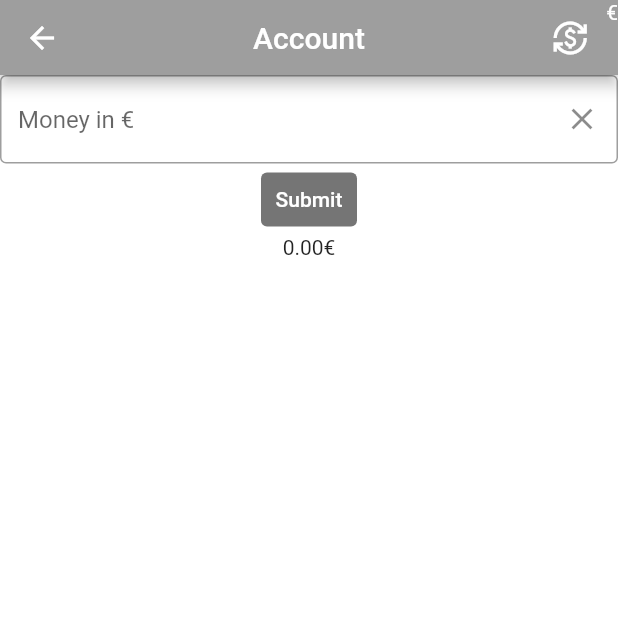
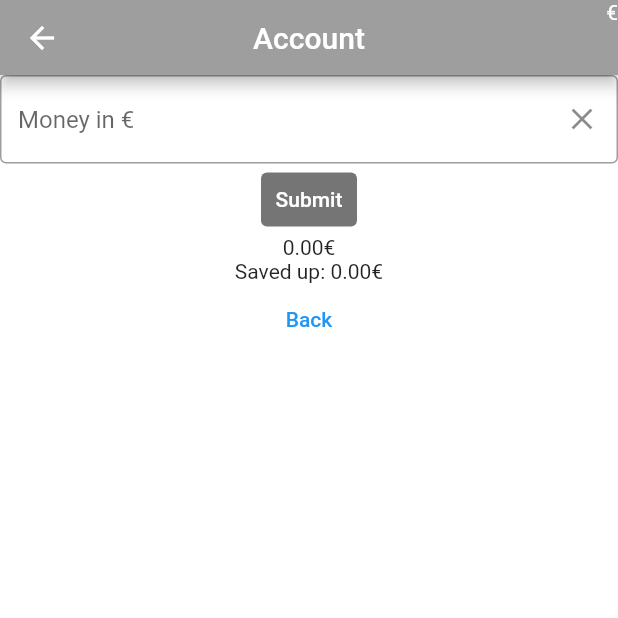
Before and after one commit to Dero1014/FinanceApp, a Flutter app: the screen it shows after launch, after a tap on the "currency exchange" icon, after a tap on "Account", on a phone screen of 412 x 824 dp, the top half of it. Run offline on Flutter 3.47's test engine with Material 2 defaults, Android fonts, the phone set to English and light mode, and no system bars; our stand-ins replace hive, hive_flutter, sqflite; accounts and stored records are empty.

Commit message:
Issue-ID: I-005 Disable conversion on account page

```diff
--- a/lib/classes/account.class.dart
+++ b/lib/classes/account.class.dart
@@ -1,3 +1,4 @@
+import 'package:finances/classes/category.class.dart';
 import 'package:hive/hive.dart';
 import 'package:hive_flutter/hive_flutter.dart';
 
@@ -32,6 +33,18 @@ class Account
     return income;
   }
 
+  double savedUp()
+  {
+    double saved = 0;
+    double sum = 0;
+
+    for (var category in CategoryList().categories) {
+      sum += category.expenseSum;
+    }
+
+    saved = income - sum;
+    return saved;
+  }
 
   void initAccount()
   {
--- a/lib/pages/account.page.dart
+++ b/lib/pages/account.page.dart
@@ -13,15 +13,11 @@ class AccountPage extends StatefulWidget {
 class _AccountPageState extends State<AccountPage> {
   final incomeController = TextEditingController();
 
-  void callbackState() {
-    setState(() {});
-  }
-
   @override
   Widget build(BuildContext context) {
     return Scaffold(
         backgroundColor: Colors.white,
-        appBar: HomeBar("Account", callbackState),
+        appBar: HomeBar("Account", false),
         body: Center(
           child: Column(children: <Widget>[
             TextField(
@@ -49,7 +45,13 @@ class _AccountPageState extends State<AccountPage> {
               ),
               child: const Text("Submit"),
             ),
-            Text(Account().income.toStringAsFixed(2) + Boxes().boxes[0].get("icon"))
+            Text(Account().income.toStringAsFixed(2) + Boxes().boxes[0].get("icon")),
+            Text("Saved up: " + Account().savedUp().toStringAsFixed(2) + Boxes().boxes[0].get("icon")),
+            TextButton(
+              onPressed: (){
+                Navigator.pop(context);
+              },
+             child: Text("Back"))
           ]),
         ));
   }
--- a/lib/pages/home.page.dart
+++ b/lib/pages/home.page.dart
@@ -5,9 +5,14 @@ import '../classes/category.class.dart';
 import 'package:path_provider/path_provider.dart';
 import 'dart:io';
 
-class HomePage extends StatelessWidget {
+class HomePage extends StatefulWidget {
   const HomePage({super.key});
 
+  @override
+  State<HomePage> createState() => _HomePageState();
+}
+
+class _HomePageState extends State<HomePage> {
   void nothin()
   {
 
@@ -16,7 +21,7 @@ class HomePage extends StatelessWidget {
   @override
   Widget build(BuildContext context) {
     return Scaffold(
-      appBar: HomeBar("Home", nothin),
+      appBar: HomeBar("Home", true),
       body: Center(
         child: Column(
           children: <Widget>[
--- a/lib/widgets/appbar.dart
+++ b/lib/widgets/appbar.dart
@@ -5,8 +5,8 @@ import 'package:hive/hive.dart';
 
 class HomeBar extends StatefulWidget implements PreferredSizeWidget {
   final String title;
-  final Function state;
-  const HomeBar(this.title, this.state);
+  final bool visible;
+  const HomeBar(this.title, this.visible);
 
   @override
   State<HomeBar> createState() => _HomeBarState();
@@ -35,10 +35,11 @@ class _HomeBarState extends State<HomeBar> {
       backgroundColor: Colors.grey,
       centerTitle: true,
       actions: <Widget>[
-        IconButton(
+        Visibility(
+          visible: widget.visible,
+          child: IconButton(
               onPressed: () {
                 setState(() {
-                // Get all expenses
                   if (!convertToEuro) {
                     toEuro();
                     box.put("icon", "€");
@@ -48,10 +49,10 @@ class _HomeBarState extends State<HomeBar> {
                   }
                   convertToEuro = !convertToEuro;
                   box.put("conversion", convertToEuro);
-                widget.state();
                 });
               },
               icon: const Icon(Icons.currency_exchange)),
+        ),
         Text(box.get("icon"))
       ],
     );
```
Lines whose indentation alone changed are shown as unchanged.
